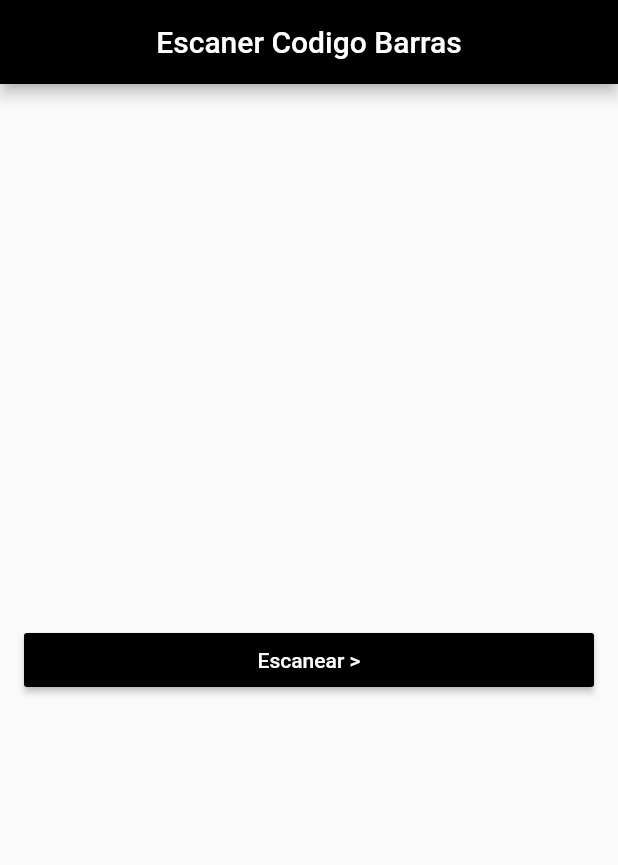
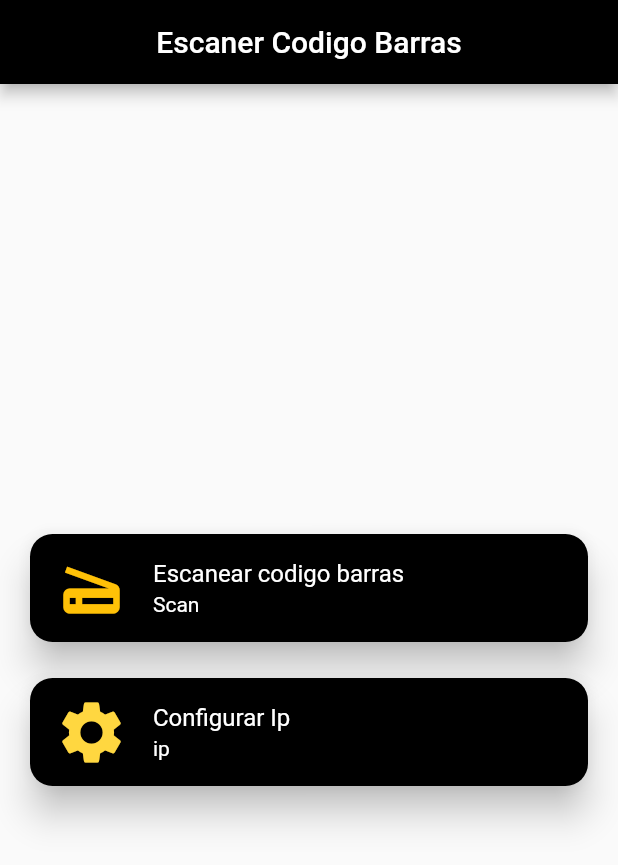
Before and after one commit to Crowley-Coronel/scanCodeBar, a Flutter app: the screen it shows after launch, on a phone screen of 412 x 824 dp. Shown: the top 865 px of the screen. Run offline on Flutter 3.47's test engine with Material 2 defaults, Android fonts, the phone set to English and light mode, and no system bars; our stand-ins replace qr_flutter, shared_preferences; missing offline and left inert: barcode_scan, soundpool, udp.

Commit message:
Cambiando botones por cards, agregando shared preferences para datos persistentes

```diff
--- a/lib/home_screen.dart
+++ b/lib/home_screen.dart
@@ -1,9 +1,91 @@
-//import 'dart:io';
 import 'package:flutter/material.dart';
 import 'package:barcode_scanner/scan.dart';
+import 'package:barcode_scanner/configuracion.dart';
 import 'package:flutter/rendering.dart';
 
 class HomeScreen extends StatelessWidget {
+  testCard(BuildContext context) {
+    return InkWell(
+      child: Container(
+          width: 200,
+          child: Card(
+              color: Colors.black,
+              shape: RoundedRectangleBorder(
+                  borderRadius: BorderRadius.circular(15.0)),
+              elevation: 10,
+              child: Column(
+                mainAxisSize: MainAxisSize.min,
+                children: <Widget>[
+                  const ListTile(
+                    leading: Icon(Icons.scanner, size: 50, color: Colors.amber),
+                    title: Text('Escanear codigo barras',
+                        style: TextStyle(color: Colors.white)),
+                    subtitle:
+                        Text('Scan', style: TextStyle(color: Colors.white)),
+                  ),
+                ],
+              ))),
+      onTap: () {
+        Navigator.push(
+          context,
+          MaterialPageRoute(builder: (context) => ScanScreen()),
+        );
+      },
+    );
+  }
+
+  cardConfiguracion(BuildContext context) {
+    return InkWell(
+      child: Container(
+          width: 200,
+          child: Card(
+              color: Colors.black,
+              shape: RoundedRectangleBorder(
+                  borderRadius: BorderRadius.circular(15.0)),
+              elevation: 10,
+              child: Column(
+                mainAxisSize: MainAxisSize.min,
+                children: <Widget>[
+                  const ListTile(
+                    leading: Icon(
+                      Icons.settings,
+                      size: 50,
+                      color: Colors.amberAccent,
+                    ),
+                    title: Text('Configurar Ip',
+                        style: TextStyle(color: Colors.white)),
+                    subtitle: Text('ip', style: TextStyle(color: Colors.white)),
+                  ),
+                ],
+              ))),
+      onTap: () {
+        Navigator.push(
+          context,
+          MaterialPageRoute(builder: (context) => ConfiguracionScreen()),
+        );
+      },
+    );
+  }
+
+  // var cardConfiguracion = Container(
+  //     width: 200,
+  //     child: Card(
+  //       color: Colors.pink,
+  //       shape:
+  //           RoundedRectangleBorder(borderRadius: BorderRadius.circular(15.0)),
+  //       elevation: 10,
+  //       child: Column(
+  //         mainAxisSize: MainAxisSize.min,
+  //         children: <Widget>[
+  //           const ListTile(
+  //             leading: Icon(Icons.settings, size: 50),
+  //             title: Text('Configurar ip'),
+  //             subtitle: Text('IP'),
+  //           ),
+  //         ],
+  //       ),
+  //     ));
+
   @override
   Widget build(BuildContext context) {
     return Scaffold(
@@ -13,31 +95,33 @@ class HomeScreen extends StatelessWidget {
         backgroundColor: Colors.black,
       ),
       body: Center(
-            child:
-              Column(
+          child: Column(
         mainAxisAlignment: MainAxisAlignment.center,
         crossAxisAlignment: CrossAxisAlignment.stretch,
         children: <Widget>[
           Padding(
               padding: EdgeInsets.symmetric(vertical: 8.0, horizontal: 16.0),
-                      child: RaisedButton(
-                          color: Colors.black,
-                          textColor: Colors.white,
-                          splashColor: Colors.blueGrey,
-                          onPressed: () {
-                            Navigator.push(
-                              context,
-                              MaterialPageRoute(builder: (context) => ScanScreen()),
-                            );
-                          },
-                          child: const Text('Escanear >')
-                      ),
-                    ),
+              child: testCard(context)),
+          Padding(
+              padding: EdgeInsets.symmetric(vertical: 8.0, horizontal: 16.0),
+              child: cardConfiguracion(context)),
+          // Padding(
+          //   padding: EdgeInsets.symmetric(vertical: 8.0, horizontal: 16.0),
+          //   child: RaisedButton(
+          //       color: Colors.black,
+          //       textColor: Colors.white,
+          //       splashColor: Colors.blueGrey,
+          //       onPressed: () {
+          //         Navigator.push(
+          //           context,
+          //           MaterialPageRoute(
+          //               builder: (context) => ConfiguracionScreen()),
+          //         );
+          //       },
+          //       child: const Text('Configurar IP >')),
+          // ),
         ],
-              )
-          ),
+      )),
     );
   }
-
-
 }
--- a/pubspec.yaml
+++ b/pubspec.yaml
@@ -28,6 +28,7 @@ dependencies:
   qr_flutter: ^3.1.0
   udp: ^3.0.3
   soundpool: ^1.1.1
+  shared_preferences: ^0.4.3
 
 dev_dependencies:
   flutter_test:
```
Also changed, not shown: lib/configuracion.dart (added, +86 -0 lines), lib/scan.dart (+101 -30 lines), pubspec.lock. Lines whose indentation alone changed are shown as unchanged.
